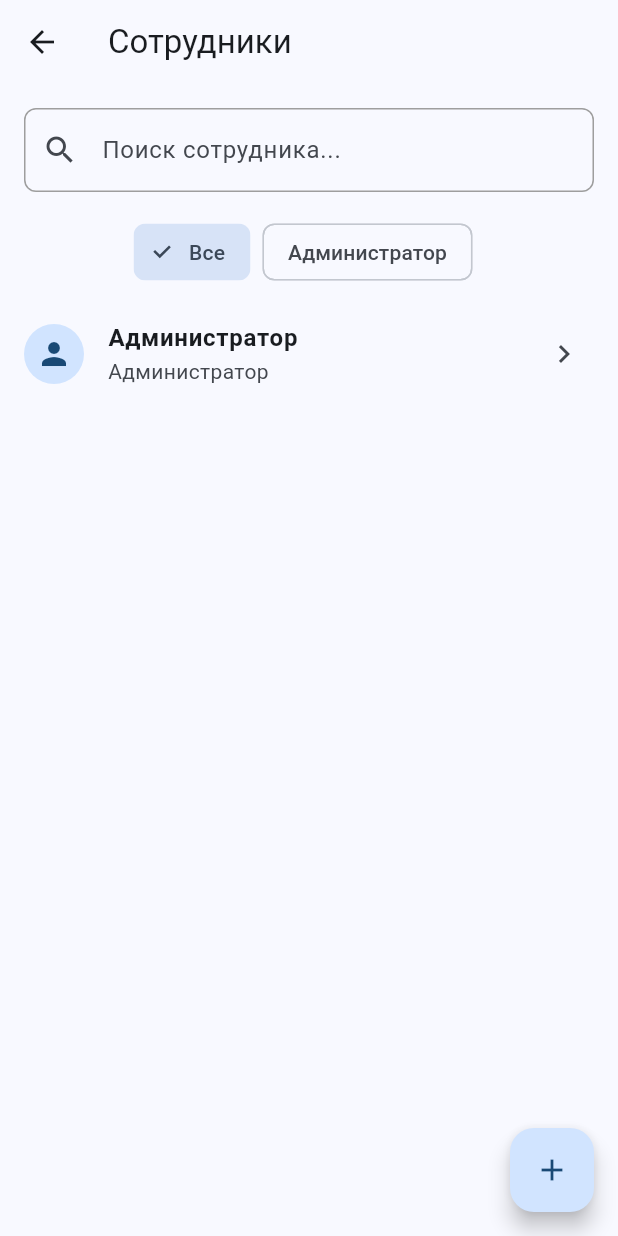
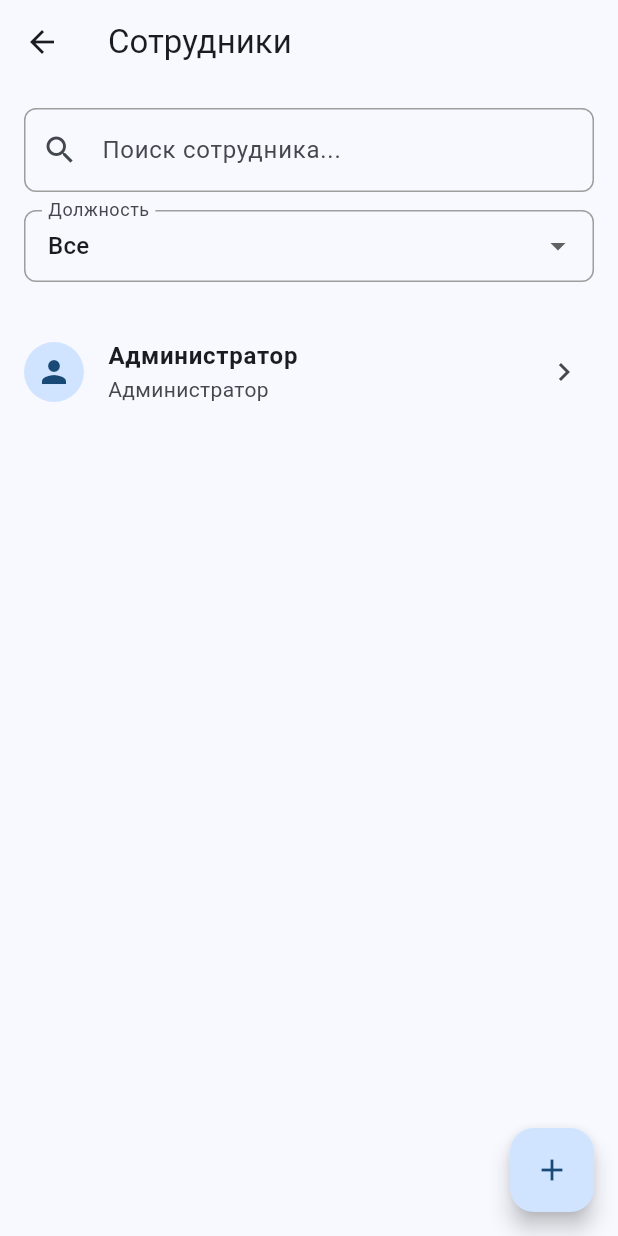
Before and after one commit to AlchemistDark/inventory, a Flutter app: the screen it shows after launch, item 2 of the bottom bar chosen, on a phone screen of 412 x 824 dp. Run offline on Flutter 3.47's test engine with Material 3 defaults, Android fonts, the phone set to English and light mode, and no system bars; our stand-ins replace equatable, flutter_bloc, get_it, package_info_plus, sqflite; missing offline and left inert: mobile_scanner; accounts and stored records are empty.

Commit message:
Fixed layout bug with filter

```diff
--- a/lib/features/employees/presentation/widgets/employees_search_and_filter.dart
+++ b/lib/features/employees/presentation/widgets/employees_search_and_filter.dart
@@ -15,11 +15,11 @@ class EmployeesSearchAndFilter extends StatelessWidget {
   Widget build(BuildContext context) {
     final l10n = AppLocalizations.of(context)!;
 
-    return Column(
-      children: [
-        Padding(
-          padding: const EdgeInsets.all(16),
-          child: TextField(
+    return Padding(
+      padding: const EdgeInsets.all(16),
+      child: Column(
+        children: [
+          TextField(
             decoration: InputDecoration(
               hintText: l10n.employees_searchHint,
               prefixIcon: const Icon(Icons.search),
@@ -31,40 +31,37 @@ class EmployeesSearchAndFilter extends StatelessWidget {
               context.read<EmployeesBloc>().add(SearchEmployeesEvent(value));
             },
           ),
-        ),
-        SingleChildScrollView(
-          scrollDirection: Axis.horizontal,
-          padding: const EdgeInsets.symmetric(horizontal: 16),
-          child: Row(
-            children: [
-              FilterChip(
-                label: Text(l10n.common_all),
-                selected: state.positionFilter == null,
-                onSelected: (_) {
-                  context.read<EmployeesBloc>().add(
-                        const FilterEmployeesByPositionEvent(null),
-                      );
-                },
+          const SizedBox(height: 12),
+          DropdownButtonFormField<int?>(
+            initialValue: state.positionFilter,
+            decoration: InputDecoration(
+              labelText: l10n.employees_positionLabel,
+              border: OutlineInputBorder(
+                borderRadius: BorderRadius.circular(8),
               ),
-              const SizedBox(width: 8),
-              ...state.positions.map((position) {
-                return Padding(
-                  padding: const EdgeInsets.only(right: 8),
-                  child: FilterChip(
-                    label: Text(position.name),
-                    selected: state.positionFilter == position.id,
-                    onSelected: (_) {
-                      context.read<EmployeesBloc>().add(
-                            FilterEmployeesByPositionEvent(position.id),
-                          );
-                    },
-                  ),
-                );
-              }),
+              contentPadding:
+                  const EdgeInsets.symmetric(horizontal: 12, vertical: 8),
+            ),
+            items: [
+              DropdownMenuItem(
+                value: null,
+                child: Text(l10n.common_all),
+              ),
+              ...state.positions.map(
+                (position) => DropdownMenuItem(
+                  value: position.id,
+                  child: Text(position.name),
+                ),
+              ),
             ],
+            onChanged: (value) {
+              context.read<EmployeesBloc>().add(
+                    FilterEmployeesByPositionEvent(value),
+                  );
+            },
           ),
-        ),
-      ],
+        ],
+      ),
     );
   }
 }
```
